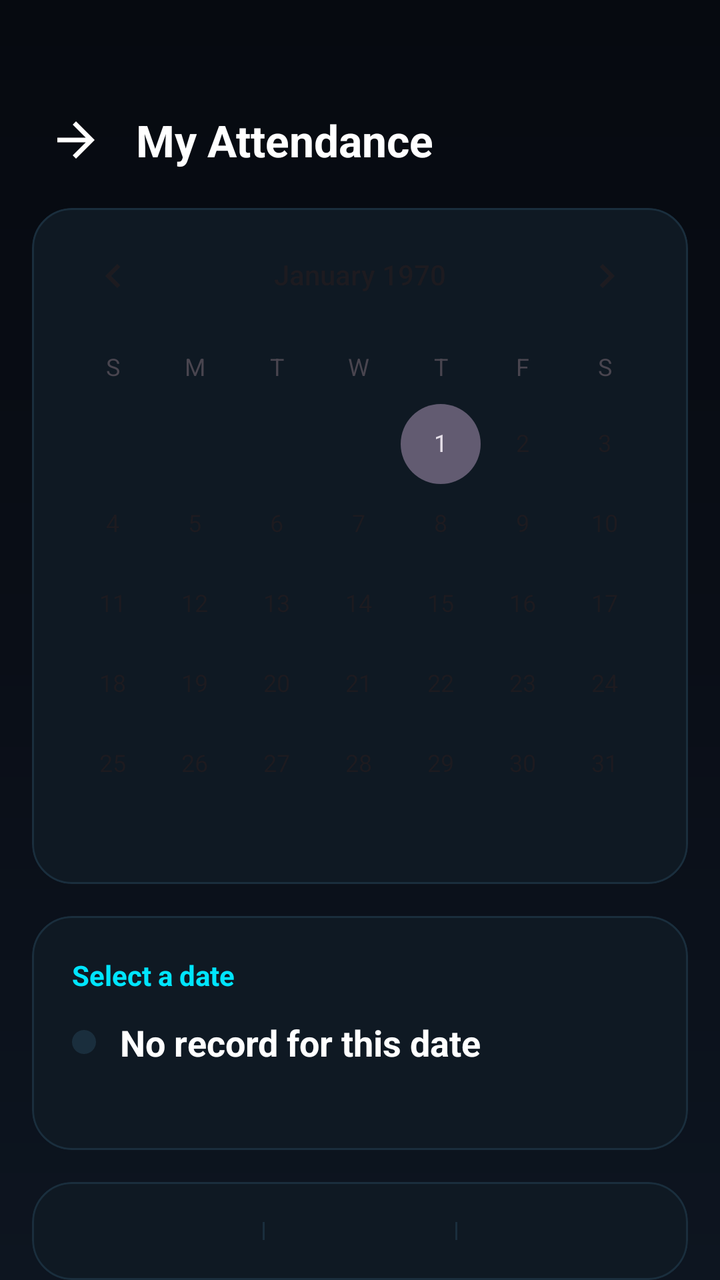
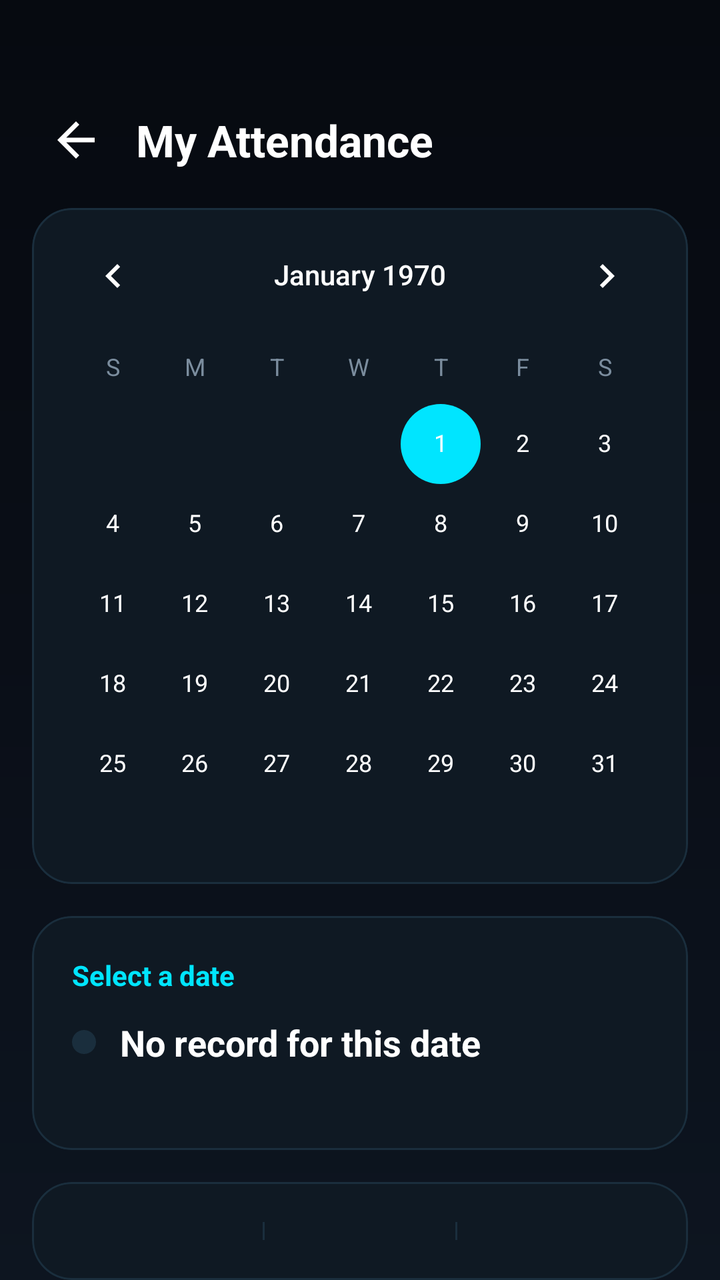

Screens rendered from an Android XML layout before and after an edit, with the pre-edit source and the edit as a unified diff.
<!-- AndroidManifest.xml: application theme Theme.AttendancePRO -->
<!-- res/layout/activity_student_calendar.xml -->
<?xml version="1.0" encoding="utf-8"?>
<LinearLayout
    xmlns:android="http://schemas.android.com/apk/res/android"
    xmlns:app="http://schemas.android.com/apk/res-auto"
    android:layout_width="match_parent"
    android:layout_height="match_parent"
    android:orientation="vertical"
    android:background="@drawable/bg_dashboard_main">

    
    <LinearLayout
        android:layout_width="match_parent"
        android:layout_height="wrap_content"
        android:orientation="horizontal"
        android:gravity="center_vertical"
        android:paddingHorizontal="20dp"
        android:paddingTop="52dp"
        android:paddingBottom="16dp">

        <ImageView
            android:id="@+id/btnBack"
            android:layout_width="36dp"
            android:layout_height="36dp"
            android:src="@drawable/ic_arrow"
            android:rotation="180"
            app:tint="@color/text_primary"
            android:padding="4dp" />

        <TextView
            android:layout_width="0dp"
            android:layout_weight="1"
            android:layout_height="wrap_content"
            android:text="My Attendance"
            android:textColor="@color/text_primary"
            android:textSize="22sp"
            android:textStyle="bold"
            android:layout_marginStart="12dp" />

    </LinearLayout>

    
    <com.google.android.material.card.MaterialCardView
        android:layout_width="match_parent"
        android:layout_height="wrap_content"
        android:layout_marginHorizontal="16dp"
        app:cardCornerRadius="20dp"
        app:cardElevation="0dp"
        app:cardBackgroundColor="@color/card_bg"
        app:strokeColor="@color/card_border"
        app:strokeWidth="1dp">

        <CalendarView
            android:id="@+id/calendarView"
            android:layout_width="match_parent"
            android:layout_height="wrap_content"
            android:background="@android:color/transparent" />

    </com.google.android.material.card.MaterialCardView>

    
    <com.google.android.material.card.MaterialCardView
        android:layout_width="match_parent"
        android:layout_height="wrap_content"
        android:layout_marginHorizontal="16dp"
        android:layout_marginTop="16dp"
        app:cardCornerRadius="20dp"
        app:cardElevation="0dp"
        app:cardBackgroundColor="@color/card_bg"
        app:strokeColor="@color/card_border"
        app:strokeWidth="1dp">

        <LinearLayout
            android:layout_width="match_parent"
            android:layout_height="wrap_content"
            android:orientation="vertical"
            android:padding="20dp">

            <TextView
                android:id="@+id/tvSelectedDate"
                android:layout_width="wrap_content"
                android:layout_height="wrap_content"
                android:text="Select a date"
                android:textColor="@color/cyan_accent"
                android:textSize="14sp"
                android:textStyle="bold" />

            
            <LinearLayout
                android:layout_width="match_parent"
                android:layout_height="wrap_content"
                android:orientation="horizontal"
                android:gravity="center_vertical"
                android:layout_marginTop="12dp">

                <View
                    android:id="@+id/statusDot"
                    android:layout_width="12dp"
                    android:layout_height="12dp"
                    android:background="@drawable/glow_circle" />

                <TextView
                    android:id="@+id/tvStatus"
                    android:layout_width="0dp"
                    android:layout_weight="1"
                    android:layout_height="wrap_content"
                    android:text="No record for this date"
                    android:textColor="@color/text_primary"
                    android:textSize="18sp"
                    android:textStyle="bold"
                    android:layout_marginStart="12dp" />

                <TextView
                    android:id="@+id/tvStatusBadge"
                    android:layout_width="wrap_content"
                    android:layout_height="wrap_content"
                    android:text=""
                    android:textSize="12sp"
                    android:textStyle="bold"
                    android:paddingHorizontal="12dp"
                    android:paddingVertical="4dp"
                    android:visibility="gone" />

            </LinearLayout>

            <TextView
                android:id="@+id/tvTime"
                android:layout_width="wrap_content"
                android:layout_height="wrap_content"
                android:text=""
                android:textColor="@color/text_secondary"
                android:textSize="13sp"
                android:layout_marginTop="4dp"
                android:layout_marginStart="24dp" />

        </LinearLayout>

    </com.google.android.material.card.MaterialCardView>

    
    <com.google.android.material.card.MaterialCardView
        android:layout_width="match_parent"
        android:layout_height="wrap_content"
        android:layout_marginHorizontal="16dp"
        android:layout_marginTop="16dp"
        app:cardCornerRadius="20dp"
        app:cardElevation="0dp"
        app:cardBackgroundColor="@color/card_bg"
        app:strokeColor="@color/card_border"
        app:strokeWidth="1dp">

        <LinearLayout
            android:layout_width="match_parent"
            android:layout_height="wrap_content"
            android:orientation="horizontal"
            android:padding="20dp">

            
            <LinearLayout
                android:layout_width="0dp"
                android:layout_weight="1"
                android:layout_height="wrap_content"
                android:orientation="vertical"
                android:gravity="center">

                <TextView
                    android:id="@+id/tvTotalPresent"
                    android:layout_width="wrap_content"
                    android:layout_height="wrap_content"
                    android:text="0"
                    android:textColor="@color/present_green"
                    android:textSize="28sp"
                    android:textStyle="bold" />

                <TextView
                    android:layout_width="wrap_content"
                    android:layout_height="wrap_content"
                    android:text="Present"
                    android:textColor="@color/text_secondary"
                    android:textSize="12sp" />
            </LinearLayout>

            
            <View
                android:layout_width="1dp"
                android:layout_height="match_parent"
                android:background="@color/card_border" />

            
            <LinearLayout
                android:layout_width="0dp"
                android:layout_weight="1"
                android:layout_height="wrap_content"
                android:orientation="vertical"
                android:gravity="center">

                <TextView
                    android:id="@+id/tvTotalAbsent"
                    android:layout_width="wrap_content"
                    android:layout_height="wrap_content"
                    android:text="0"
                    android:textColor="@color/absent_red"
                    android:textSize="28sp"
                    android:textStyle="bold" />

                <TextView
                    android:layout_width="wrap_content"
                    android:layout_height="wrap_content"
                    android:text="Absent"
                    android:textColor="@color/text_secondary"
                    android:textSize="12sp" />
            </LinearLayout>

            
            <View
                android:layout_width="1dp"
                android:layout_height="match_parent"
                android:background="@color/card_border" />

            
            <LinearLayout
                android:layout_width="0dp"
                android:layout_weight="1"
                android:layout_height="wrap_content"
                android:orientation="vertical"
                android:gravity="center">

                <TextView
                    android:id="@+id/tvTotalClasses"
                    android:layout_width="wrap_content"
                    android:layout_height="wrap_content"
                    android:text="0"
                    android:textColor="@color/text_primary"
                    android:textSize="28sp"
                    android:textStyle="bold" />

                <TextView
                    android:layout_width="wrap_content"
                    android:layout_height="wrap_content"
                    android:text="Total"
                    android:textColor="@color/text_secondary"
                    android:textSize="12sp" />
            </LinearLayout>

        </LinearLayout>

    </com.google.android.material.card.MaterialCardView>

</LinearLayout>
<!-- resources referenced by this layout -->
<resources>
  <color name="absent_red">#FF3B30</color>
  <color name="card_bg">#0F1923</color>
  <color name="card_border">#1A2E3D</color>
  <color name="cyan_accent">#00E5FF</color>
  <color name="present_green">#00C853</color>
  <color name="text_primary">#FFFFFF</color>
  <color name="text_secondary">#7B8D9E</color>
  <!-- drawable bg_dashboard_main (drawable) -->
  <?xml version="1.0" encoding="utf-8"?>
  <shape xmlns:android="http://schemas.android.com/apk/res/android">
      <gradient
          android:angle="270"
          android:startColor="#060A10"
          android:centerColor="#0A0E17"
          android:endColor="#0D1520"/>
  </shape>
  <!-- drawable glow_circle (drawable) -->
  <?xml version="1.0" encoding="utf-8"?>
  <shape xmlns:android="http://schemas.android.com/apk/res/android"
      android:shape="oval">
      <solid android:color="#1A2E3D"/>
  </shape>
  <!-- drawable ic_arrow (drawable) -->
  <vector xmlns:android="http://schemas.android.com/apk/res/android"
      android:width="24dp"
      android:height="24dp"
      android:viewportWidth="24"
      android:viewportHeight="24">
      <path
          android:fillColor="@color/text_primary"
          android:pathData="M20,11H7.83l5.59,-5.59L12,4l-8,8 8,8 1.41,-1.41L7.83,13H20v-2z"/>
  </vector>
  <style name="Theme.AttendancePRO" parent="Base.Theme.AttendancePRO" />
  <style name="Base.Theme.AttendancePRO" parent="Theme.Material3.DayNight.NoActionBar">
  
          
          <item name="android:statusBarColor">@android:color/transparent</item>
          <item name="android:windowLightStatusBar">false</item>
  
      </style>
</resources>

<!-- the commit's change to res/layout/activity_student_calendar.xml (unified diff, before → after) -->
@@ -22,7 +22,6 @@
             android:layout_width="36dp"
             android:layout_height="36dp"
             android:src="@drawable/ic_arrow"
-            android:rotation="180"
             app:tint="@color/text_primary"
             android:padding="4dp" />
 
@@ -53,7 +52,8 @@
             android:id="@+id/calendarView"
             android:layout_width="match_parent"
             android:layout_height="wrap_content"
-            android:background="@android:color/transparent" />
+            android:background="@android:color/transparent"
+            android:theme="@style/CalendarDarkTheme" />
 
     </com.google.android.material.card.MaterialCardView>
 
<!-- resource entries referenced after the edit -->
@@ -32,7 +32,15 @@
           android:fillColor="@color/text_primary"
           android:pathData="M20,11H7.83l5.59,-5.59L12,4l-8,8 8,8 1.41,-1.41L7.83,13H20v-2z"/>
   </vector>
+  <style name="CalendarDarkTheme" parent="ThemeOverlay.Material3.Dark">
+          <item name="android:textColorPrimary">@color/white</item>
+          <item name="android:textColorSecondary">@color/text_secondary</item>
+          <item name="android:textColorPrimaryInverse">@color/white</item>
+          <item name="colorPrimary">@color/cyan_accent</item>
+          <item name="colorAccent">@color/cyan_accent</item>
+      </style>
   <style name="Theme.AttendancePRO" parent="Base.Theme.AttendancePRO" />
+  <color name="white">#FFFFFFFF</color>
   <style name="Base.Theme.AttendancePRO" parent="Theme.Material3.DayNight.NoActionBar">
   
           
